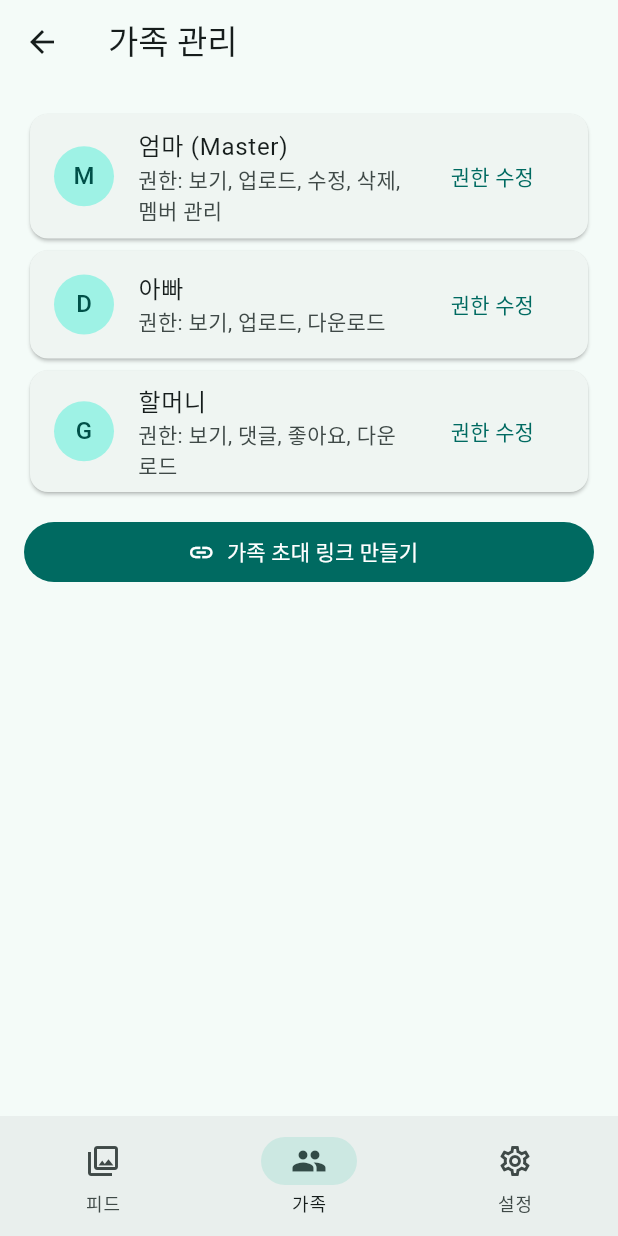
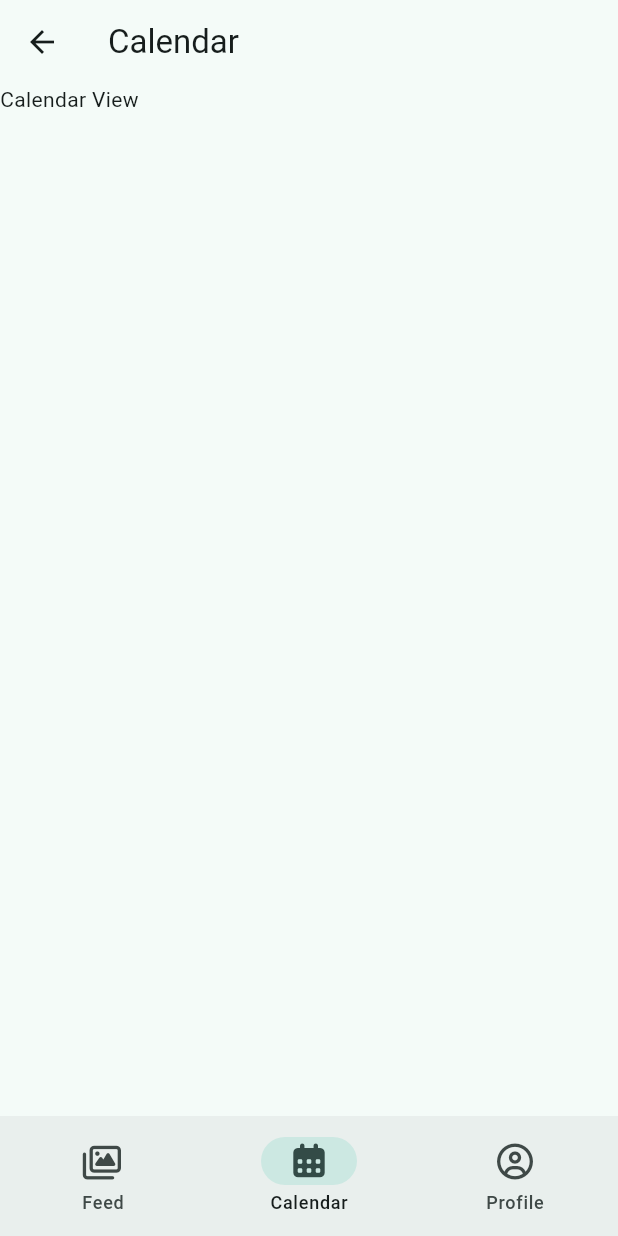
Before and after one commit to Alpaca92/b_log, a Flutter app: the MainScaffold screen opened directly, on a phone screen of 412 x 824 dp. Run offline on Flutter 3.47's test engine with Material 3 defaults, Android fonts, the phone set to English and light mode, and no system bars; our stand-ins replace flutter_riverpod, font_awesome_flutter, go_router; network calls fail.

Commit message:
feat: Refactor routing and navigation structure with TabRoute integration

```diff
--- a/lib/app/app.dart
+++ b/lib/app/app.dart
@@ -1,7 +1,7 @@
 import 'package:flutter/material.dart';
 import 'package:flutter_riverpod/flutter_riverpod.dart';
 
-import 'router.dart';
+import '../core/routes/router.dart';
 
 class BLogApp extends ConsumerWidget {
   const BLogApp({super.key});
--- a/lib/core/layout/main_scaffold.dart
+++ b/lib/core/layout/main_scaffold.dart
@@ -1,5 +1,5 @@
+import 'package:b_log/core/routes/tab_route.dart';
 import 'package:flutter/material.dart';
-import 'package:go_router/go_router.dart';
 
 class MainScaffold extends StatelessWidget {
   const MainScaffold({
@@ -18,39 +18,7 @@ class MainScaffold extends StatelessWidget {
     return Scaffold(
       appBar: AppBar(title: Text(title)),
       body: body,
-      bottomNavigationBar: NavigationBar(
-        selectedIndex: currentIndex,
-        onDestinationSelected: (index) {
-          switch (index) {
-            case 0:
-              context.go('/feed');
-              break;
-            case 1:
-              context.go('/family');
-              break;
-            case 2:
-              context.go('/settings');
-              break;
-          }
-        },
-        destinations: const [
-          NavigationDestination(
-            icon: Icon(Icons.photo_library_outlined),
-            selectedIcon: Icon(Icons.photo_library),
-            label: '피드',
-          ),
-          NavigationDestination(
-            icon: Icon(Icons.group_outlined),
-            selectedIcon: Icon(Icons.group),
-            label: '가족',
-          ),
-          NavigationDestination(
-            icon: Icon(Icons.settings_outlined),
-            selectedIcon: Icon(Icons.settings),
-            label: '설정',
-          ),
-        ],
-      ),
+      bottomNavigationBar: TabRouteWidget(selectedIndex: currentIndex),
     );
   }
 }
--- /dev/null
+++ b/lib/core/routes/index.dart
@@ -0,0 +1 @@
+export 'tab_route.dart';
--- /dev/null
+++ b/lib/core/routes/router.dart
@@ -0,0 +1,26 @@
+import 'package:b_log/core/routes/tab_route.dart';
+import 'package:b_log/features/calendar/presentation/calendar_page.dart';
+import 'package:b_log/features/feed/presentation/feed_page.dart';
+import 'package:b_log/features/profile/presentation/profile_page.dart';
+import 'package:flutter_riverpod/flutter_riverpod.dart';
+import 'package:go_router/go_router.dart';
+
+final appRouterProvider = Provider<GoRouter>((ref) {
+  return GoRouter(
+    initialLocation: TabRoute.calendar.path,
+    routes: [
+      GoRoute(
+        path: TabRoute.calendar.path,
+        builder: (context, state) => const CalendarPage(),
+      ),
+      GoRoute(
+        path: TabRoute.feed.path,
+        builder: (context, state) => const FeedPage(),
+      ),
+      GoRoute(
+        path: TabRoute.profile.path,
+        builder: (context, state) => const ProfilePage(),
+      ),
+    ],
+  );
+});
--- /dev/null
+++ b/lib/core/routes/tab_route.dart
@@ -0,0 +1,87 @@
+import 'package:flutter/material.dart';
+import 'package:font_awesome_flutter/font_awesome_flutter.dart';
+import 'package:go_router/go_router.dart';
+
+enum TabRoute { feed, calendar, profile }
+
+extension TabRouteExtension on TabRoute {
+  String get label {
+    switch (this) {
+      case TabRoute.feed:
+        return 'Feed';
+      case TabRoute.calendar:
+        return 'Calendar';
+      case TabRoute.profile:
+        return 'Profile';
+    }
+  }
+
+  String get path {
+    switch (this) {
+      case TabRoute.feed:
+        return '/feed';
+      case TabRoute.calendar:
+        return '/calendar';
+      case TabRoute.profile:
+        return '/profile';
+    }
+  }
+
+  FaIcon get icon {
+    switch (this) {
+      case TabRoute.feed:
+        return const FaIcon(FontAwesomeIcons.images);
+      case TabRoute.calendar:
+        return const FaIcon(FontAwesomeIcons.calendarDays);
+      case TabRoute.profile:
+        return const FaIcon(FontAwesomeIcons.circleUser);
+    }
+  }
+
+  FaIcon get selectedIcon {
+    switch (this) {
+      case TabRoute.feed:
+        return const FaIcon(FontAwesomeIcons.solidImages);
+      case TabRoute.calendar:
+        return const FaIcon(FontAwesomeIcons.solidCalendarDays);
+      case TabRoute.profile:
+        return const FaIcon(FontAwesomeIcons.solidCircleUser);
+    }
+  }
+}
+
+class TabRouteWidget extends StatelessWidget {
+  const TabRouteWidget({super.key, required this.selectedIndex});
+
+  final int selectedIndex;
+
+  @override
+  Widget build(BuildContext context) {
+    return NavigationBar(
+      selectedIndex: selectedIndex,
+      onDestinationSelected: (index) {
+        switch (index) {
+          case 0:
+            context.go(TabRoute.feed.path);
+            break;
+          case 1:
+            context.go(TabRoute.calendar.path);
+            break;
+          case 2:
+            context.go(TabRoute.profile.path);
+            break;
+        }
+      },
+      destinations:
+          TabRoute.values
+              .map(
+                (route) => NavigationDestination(
+                  label: route.label,
+                  icon: route.icon,
+                  selectedIcon: route.selectedIcon,
+                ),
+              )
+              .toList(),
+    );
+  }
+}
--- a/lib/features/calendar/presentation/calendar_page.dart
+++ b/lib/features/calendar/presentation/calendar_page.dart
@@ -1,3 +1,5 @@
+import 'package:b_log/core/layout/main_scaffold.dart';
+import 'package:b_log/core/routes/tab_route.dart';
 import 'package:flutter/material.dart';
 
 class CalendarPage extends StatelessWidget {
@@ -5,9 +7,10 @@ class CalendarPage extends StatelessWidget {
 
   @override
   Widget build(BuildContext context) {
-    return Scaffold(
-      appBar: AppBar(title: const Text('Calendar')),
-      body: const Center(child: Text('Calendar View')),
+    return MainScaffold(
+      currentIndex: TabRoute.calendar.index,
+      title: TabRoute.calendar.label,
+      body: const Text('Calendar View'),
     );
   }
 }
--- a/lib/features/family/presentation/family_page.dart
+++ /dev/null
@@ -1,63 +0,0 @@
-import 'package:flutter/material.dart';
-
-import '../../../core/layout/main_scaffold.dart';
-
-class FamilyPage extends StatelessWidget {
-  const FamilyPage({super.key});
-
-  @override
-  Widget build(BuildContext context) {
-    return MainScaffold(
-      currentIndex: 1,
-      title: '가족 관리',
-      body: ListView(
-        padding: const EdgeInsets.all(16),
-        children: [
-          Card(
-            child: ListTile(
-              leading: const CircleAvatar(child: Text('M')),
-              title: const Text('엄마 (Master)'),
-              subtitle: const Text('권한: 보기, 업로드, 수정, 삭제, 멤버 관리'),
-              trailing: TextButton(
-                onPressed: () {},
-                child: const Text('권한 수정'),
-              ),
-            ),
-          ),
-          Card(
-            child: ListTile(
-              leading: const CircleAvatar(child: Text('D')),
-              title: const Text('아빠'),
-              subtitle: const Text('권한: 보기, 업로드, 다운로드'),
-              trailing: TextButton(
-                onPressed: () {},
-                child: const Text('권한 수정'),
-              ),
-            ),
-          ),
-          Card(
-            child: ListTile(
-              leading: const CircleAvatar(child: Text('G')),
-              title: const Text('할머니'),
-              subtitle: const Text('권한: 보기, 댓글, 좋아요, 다운로드'),
-              trailing: TextButton(
-                onPressed: () {},
-                child: const Text('권한 수정'),
-              ),
-            ),
-          ),
-          const SizedBox(height: 12),
-          FilledButton.icon(
-            onPressed: () {
-              ScaffoldMessenger.of(context).showSnackBar(
-                const SnackBar(content: Text('초대 링크 생성 UI는 다음 단계에서 연결합니다.')),
-              );
-            },
-            icon: const Icon(Icons.link),
-            label: const Text('가족 초대 링크 만들기'),
-          ),
-        ],
-      ),
-    );
-  }
-}
--- a/lib/features/feed/presentation/feed_page.dart
+++ b/lib/features/feed/presentation/feed_page.dart
@@ -1,3 +1,4 @@
+import 'package:b_log/core/routes/tab_route.dart';
 import 'package:flutter/material.dart';
 import 'package:flutter_riverpod/flutter_riverpod.dart';
 import 'package:go_router/go_router.dart';
@@ -15,8 +16,8 @@ class FeedPage extends ConsumerWidget {
     final timelineAsync = ref.watch(timelineProvider);
 
     return MainScaffold(
-      currentIndex: 0,
-      title: '우리 가족 타임라인',
+      currentIndex: TabRoute.feed.index,
+      title: TabRoute.feed.label,
       body: timelineAsync.when(
         loading: () => const Center(child: CircularProgressIndicator()),
         error:
--- a/lib/features/settings/presentation/settings_page.dart
+++ b/lib/features/profile/presentation/profile_page.dart
@@ -1,15 +1,15 @@
+import 'package:b_log/core/layout/main_scaffold.dart';
+import 'package:b_log/core/routes/index.dart';
 import 'package:flutter/material.dart';
 
-import '../../../core/layout/main_scaffold.dart';
-
-class SettingsPage extends StatelessWidget {
-  const SettingsPage({super.key});
+class ProfilePage extends StatelessWidget {
+  const ProfilePage({super.key});
 
   @override
   Widget build(BuildContext context) {
     return MainScaffold(
-      currentIndex: 2,
-      title: '설정',
+      currentIndex: TabRoute.profile.index,
+      title: TabRoute.profile.label,
       body: ListView(
         children: const [
           ListTile(
--- a/pubspec.yaml
+++ b/pubspec.yaml
@@ -37,6 +37,7 @@ dependencies:
   flutter_riverpod: ^2.6.1
   go_router: ^14.8.1
   intl: ^0.20.2
+  font_awesome_flutter: ^10.9.1
 
 dev_dependencies:
   flutter_test:
```
Also changed, not shown: lib/app/router.dart (deleted, +0 -23 lines), lib/features/media/presentation/media_detail_page.dart (deleted, +0 -113 lines), pubspec.lock.
